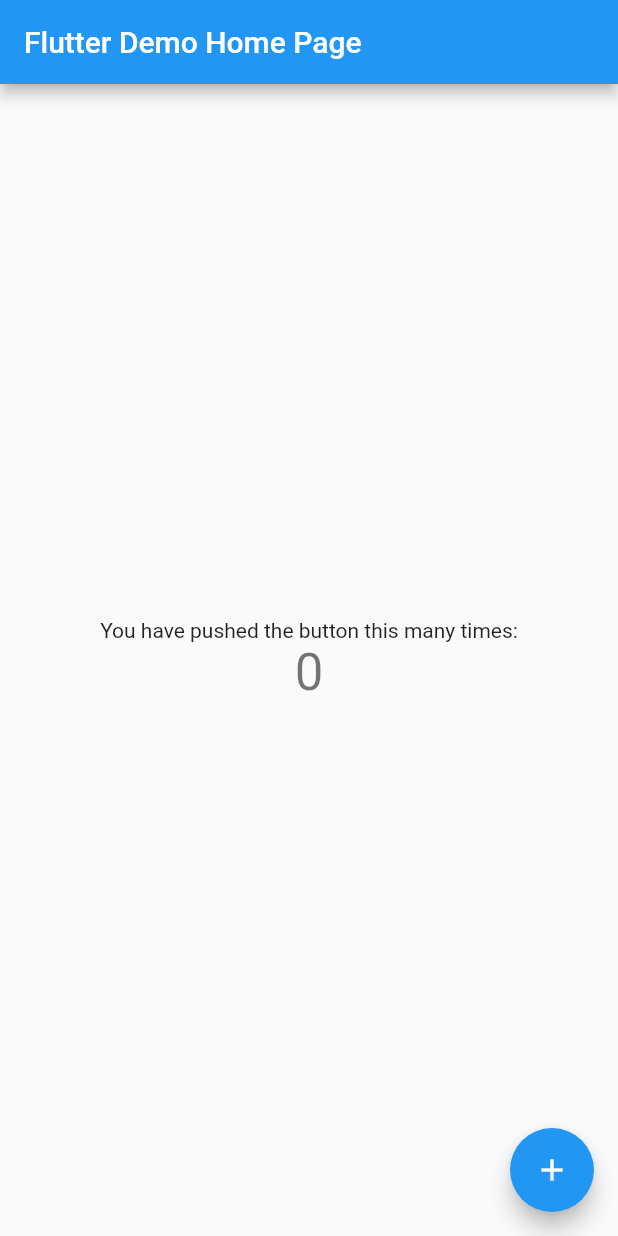
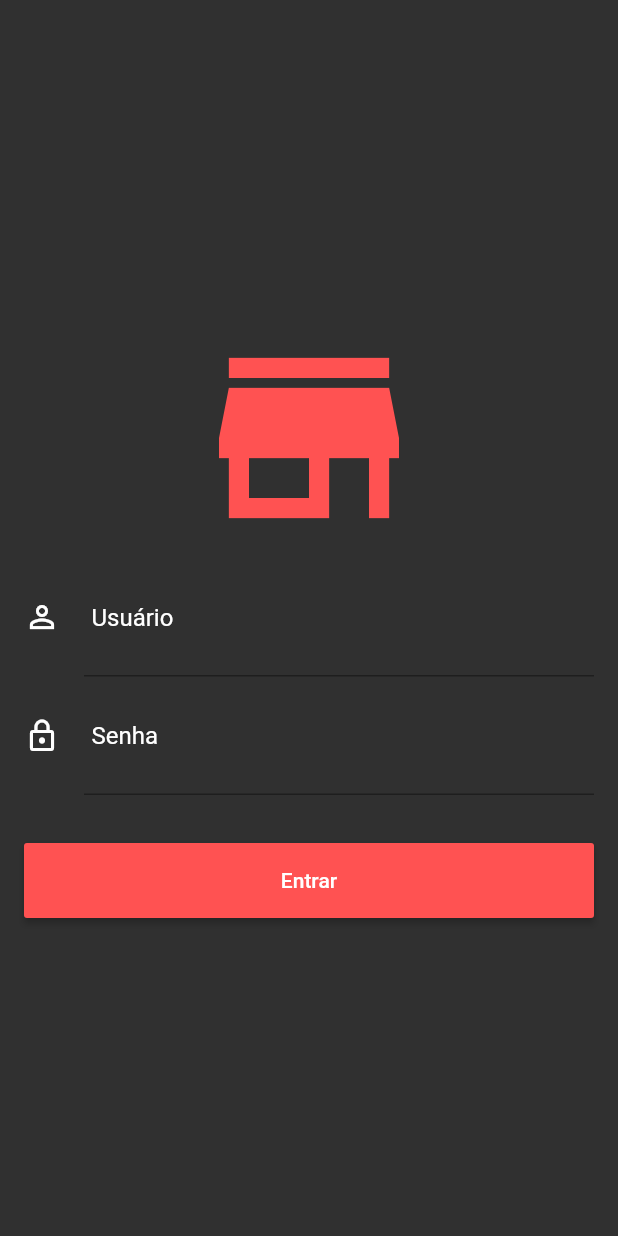
Before and after one commit to dieinimymaganha/loja_virutal_gerenciamento, a Flutter app: the screen it shows after launch, on a phone screen of 412 x 824 dp. Run offline on Flutter 3.47's test engine with Material 2 defaults, Android fonts, the phone set to English and light mode, and no system bars.

Commit message:
Iniciada tela de login

```diff
--- a/gerente_loja/lib/main.dart
+++ b/gerente_loja/lib/main.dart
@@ -1,117 +1,20 @@
+import 'package:flutter/cupertino.dart';
 import 'package:flutter/material.dart';
+import 'package:gerente_loja/screens/login_screen.dart';
 
-void main() {
-  runApp(MyApp());
-}
+void main() => runApp(MyApp());
+
 
 class MyApp extends StatelessWidget {
-  // This widget is the root of your application.
   @override
   Widget build(BuildContext context) {
     return MaterialApp(
-      title: 'Flutter Demo',
+      title: 'Gerente Loja',
+      debugShowCheckedModeBanner: false,
       theme: ThemeData(
-        // This is the theme of your application.
-        //
-        // Try running your application with "flutter run". You'll see the
-        // application has a blue toolbar. Then, without quitting the app, try
-        // changing the primarySwatch below to Colors.green and then invoke
-        // "hot reload" (press "r" in the console where you ran "flutter run",
-        // or simply save your changes to "hot reload" in a Flutter IDE).
-        // Notice that the counter didn't reset back to zero; the application
-        // is not restarted.
-        primarySwatch: Colors.blue,
-        // This makes the visual density adapt to the platform that you run
-        // the app on. For desktop platforms, the controls will be smaller and
-        // closer together (more dense) than on mobile platforms.
-        visualDensity: VisualDensity.adaptivePlatformDensity,
+        primaryColor: Colors.redAccent
       ),
-      home: MyHomePage(title: 'Flutter Demo Home Page'),
+      home: LoginScreen(),
     );
   }
 }
-
-class MyHomePage extends StatefulWidget {
-  MyHomePage({Key key, this.title}) : super(key: key);
-
-  // This widget is the home page of your application. It is stateful, meaning
-  // that it has a State object (defined below) that contains fields that affect
-  // how it looks.
-
-  // This class is the configuration for the state. It holds the values (in this
-  // case the title) provided by the parent (in this case the App widget) and
-  // used by the build method of the State. Fields in a Widget subclass are
-  // always marked "final".
-
-  final String title;
-
-  @override
-  _MyHomePageState createState() => _MyHomePageState();
-}
-
-class _MyHomePageState extends State<MyHomePage> {
-  int _counter = 0;
-
-  void _incrementCounter() {
-    setState(() {
-      // This call to setState tells the Flutter framework that something has
-      // changed in this State, which causes it to rerun the build method below
-      // so that the display can reflect the updated values. If we changed
-      // _counter without calling setState(), then the build method would not be
-      // called again, and so nothing would appear to happen.
-      _counter++;
-    });
-  }
-
-  @override
-  Widget build(BuildContext context) {
-    // This method is rerun every time setState is called, for instance as done
-    // by the _incrementCounter method above.
-    //
-    // The Flutter framework has been optimized to make rerunning build methods
-    // fast, so that you can just rebuild anything that needs updating rather
-    // than having to individually change instances of widgets.
-    return Scaffold(
-      appBar: AppBar(
-        // Here we take the value from the MyHomePage object that was created by
-        // the App.build method, and use it to set our appbar title.
-        title: Text(widget.title),
-      ),
-      body: Center(
-        // Center is a layout widget. It takes a single child and positions it
-        // in the middle of the parent.
-        child: Column(
-          // Column is also a layout widget. It takes a list of children and
-          // arranges them vertically. By default, it sizes itself to fit its
-          // children horizontally, and tries to be as tall as its parent.
-          //
-          // Invoke "debug painting" (press "p" in the console, choose the
-          // "Toggle Debug Paint" action from the Flutter Inspector in Android
-          // Studio, or the "Toggle Debug Paint" command in Visual Studio Code)
-          // to see the wireframe for each widget.
-          //
-          // Column has various properties to control how it sizes itself and
-          // how it positions its children. Here we use mainAxisAlignment to
-          // center the children vertically; the main axis here is the vertical
-          // axis because Columns are vertical (the cross axis would be
-          // horizontal).
-          mainAxisAlignment: MainAxisAlignment.center,
-          children: <Widget>[
-            Text(
-              'You have pushed the button this many times:',
-            ),
-            Text(
-              '$_counter',
-              style: Theme.of(context).textTheme.headline4,
-            ),
-          ],
-        ),
-      ),
-      floatingActionButton: FloatingActionButton(
-        onPressed: _incrementCounter,
-        tooltip: 'Increment',
-        child: Icon(Icons.add),
-      ), // This trailing comma makes auto-formatting nicer for build methods.
-    );
-  }
-}
--- /dev/null
+++ b/gerente_loja/lib/screens/login_screen.dart
@@ -0,0 +1,60 @@
+import 'package:flutter/material.dart';
+import 'package:gerente_loja/widgets/input_field.dart';
+
+class LoginScreen extends StatefulWidget {
+  @override
+  _LoginScreenState createState() => _LoginScreenState();
+}
+
+class _LoginScreenState extends State<LoginScreen> {
+  @override
+  Widget build(BuildContext context) {
+    return Scaffold(
+      backgroundColor: Colors.grey[850],
+      body: Stack(
+
+        alignment: Alignment.center,
+        children: <Widget>[
+          Container(),
+          SingleChildScrollView(
+            child: Container(
+              margin: EdgeInsets.all(16.0),
+              child: Column(
+                crossAxisAlignment: CrossAxisAlignment.stretch,
+                children: <Widget>[
+                  Icon(
+                    Icons.store_mall_directory,
+                    color: Colors.redAccent,
+                    size: 160.0,
+                  ),
+                  InputField(
+                    icon: Icons.person_outline,
+                    hint: 'Usuário',
+                    obscure: false,
+                  ),
+                  InputField(
+                    icon: Icons.lock_outline,
+                    hint: 'Senha',
+                    obscure: true,
+                  ),
+                  SizedBox(
+                    height: 32,
+                  ),
+                  SizedBox(
+                    height: 50,
+                    child: RaisedButton(
+                      onPressed: () {},
+                      child: Text('Entrar'),
+                      textColor: Colors.white,
+                      color: Colors.redAccent,
+                    ),
+                  ),
+                ],
+              ),
+            ),
+          ),
+        ],
+      ),
+    );
+  }
+}
--- /dev/null
+++ b/gerente_loja/lib/widgets/input_field.dart
@@ -0,0 +1,32 @@
+import 'package:flutter/material.dart';
+
+class InputField extends StatelessWidget {
+  final IconData icon;
+  final String hint;
+  final bool obscure;
+
+  InputField({this.icon, this.hint, this.obscure});
+
+  @override
+  Widget build(BuildContext context) {
+    return TextField(
+      decoration: InputDecoration(
+          icon: Icon(
+            icon,
+            color: Colors.white,
+          ),
+          hintText: hint,
+          hintStyle: TextStyle(color: Colors.white),
+          focusedBorder: UnderlineInputBorder(
+              borderSide: BorderSide(color: Colors.redAccent)),
+          contentPadding: EdgeInsets.only(
+            left: 5,
+            right: 30,
+            bottom: 30,
+            top: 30,
+          )),
+      style: TextStyle(color: Colors.white),
+      obscureText: obscure,
+    );
+  }
+}
```
Also changed, not shown: 1 other file.
